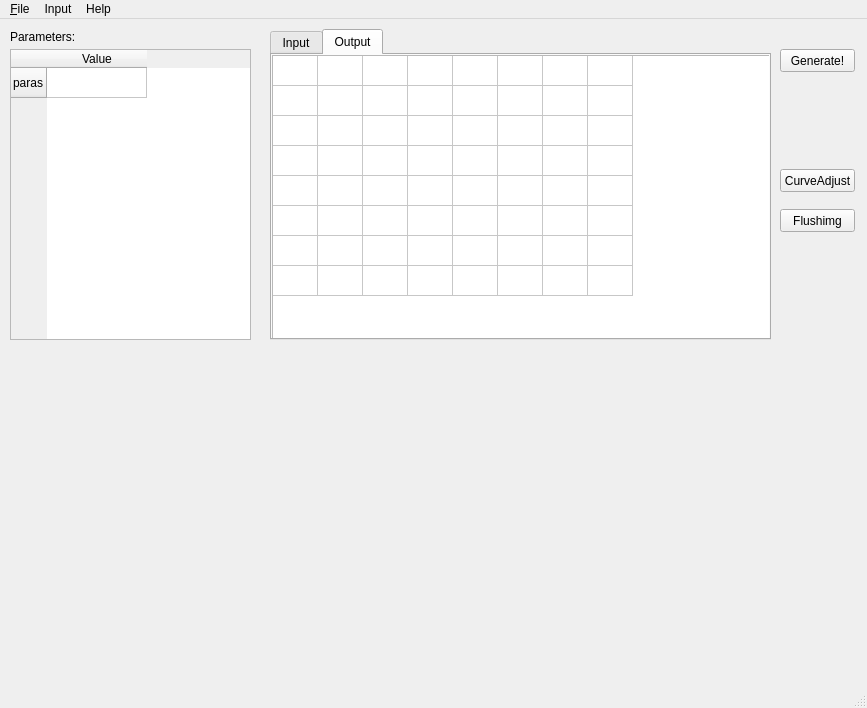
Old version of the form twoFirst01/generate_fastlog/fastcopy_res.ui in the repository hooloong/gitpython.
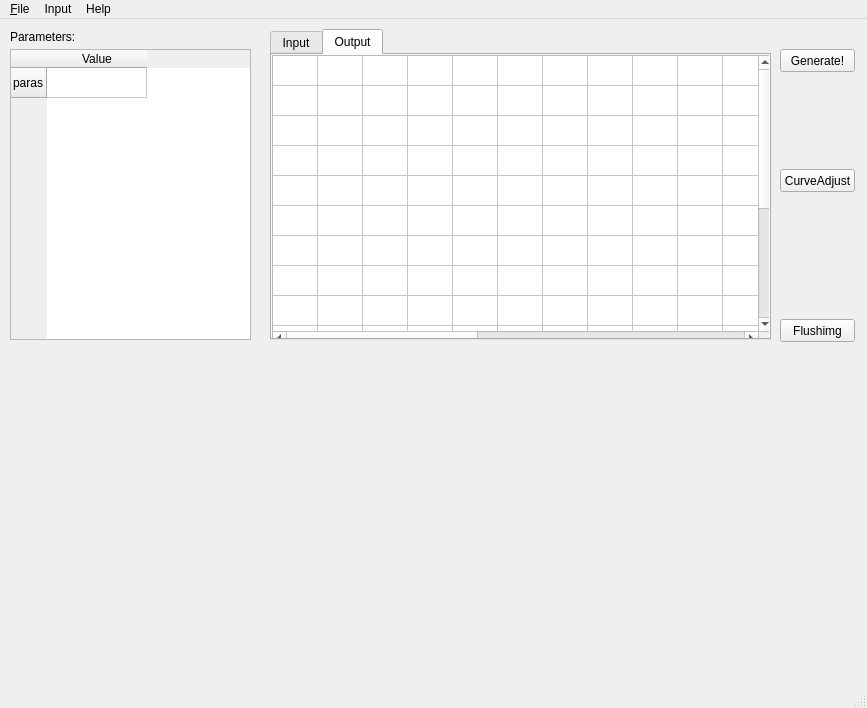
New version of the form. The open tabs and pages were chosen to show the change. Icons and pictures are not drawn.

Commit message: fast logo: 1. draw output and show in table. 2.could scale rightly.

```diff
--- a/twoFirst01/generate_fastlog/fastcopy_res.ui
+++ b/twoFirst01/generate_fastlog/fastcopy_res.ui
@@ -446,10 +446,10 @@
        </rect>
       </property>
       <property name="rowCount">
-       <number>8</number>
+       <number>16</number>
       </property>
       <property name="columnCount">
-       <number>8</number>
+       <number>24</number>
       </property>
       <attribute name="horizontalHeaderVisible">
        <bool>false</bool>
@@ -468,6 +468,30 @@
       <row/>
       <row/>
       <row/>
+      <row/>
+      <row/>
+      <row/>
+      <row/>
+      <row/>
+      <row/>
+      <row/>
+      <row/>
+      <column/>
+      <column/>
+      <column/>
+      <column/>
+      <column/>
+      <column/>
+      <column/>
+      <column/>
+      <column/>
+      <column/>
+      <column/>
+      <column/>
+      <column/>
+      <column/>
+      <column/>
+      <column/>
       <column/>
       <column/>
       <column/>
@@ -529,7 +553,7 @@
     <property name="geometry">
      <rect>
       <x>780</x>
-      <y>190</y>
+      <y>300</y>
       <width>75</width>
       <height>23</height>
      </rect>
```
The commit also changes 1 other file.
